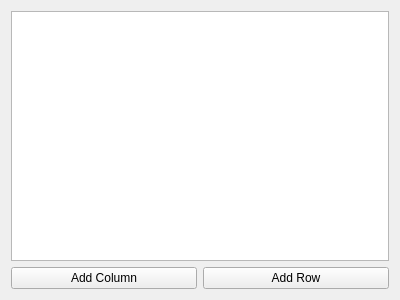
Qt form documentview.ui (JoseCM/TraceabilityMatrix) before a commit.
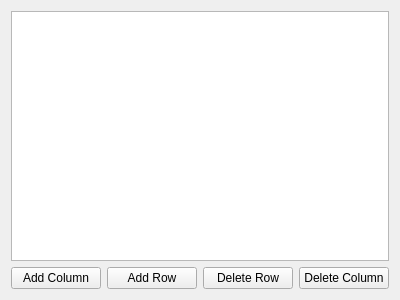
The same form after that commit.

Commit message: Delete Row and Delete Column

```diff
--- a/documentview.ui
+++ b/documentview.ui
@@ -33,6 +33,20 @@
        </property>
       </widget>
      </item>
+     <item>
+      <widget class="QPushButton" name="delRowButtom">
+       <property name="text">
+        <string>Delete Row</string>
+       </property>
+      </widget>
+     </item>
+     <item>
+      <widget class="QPushButton" name="delColButtom">
+       <property name="text">
+        <string>Delete Column</string>
+       </property>
+      </widget>
+     </item>
     </layout>
    </item>
   </layout>
```
The commit also changes 44 other files.
